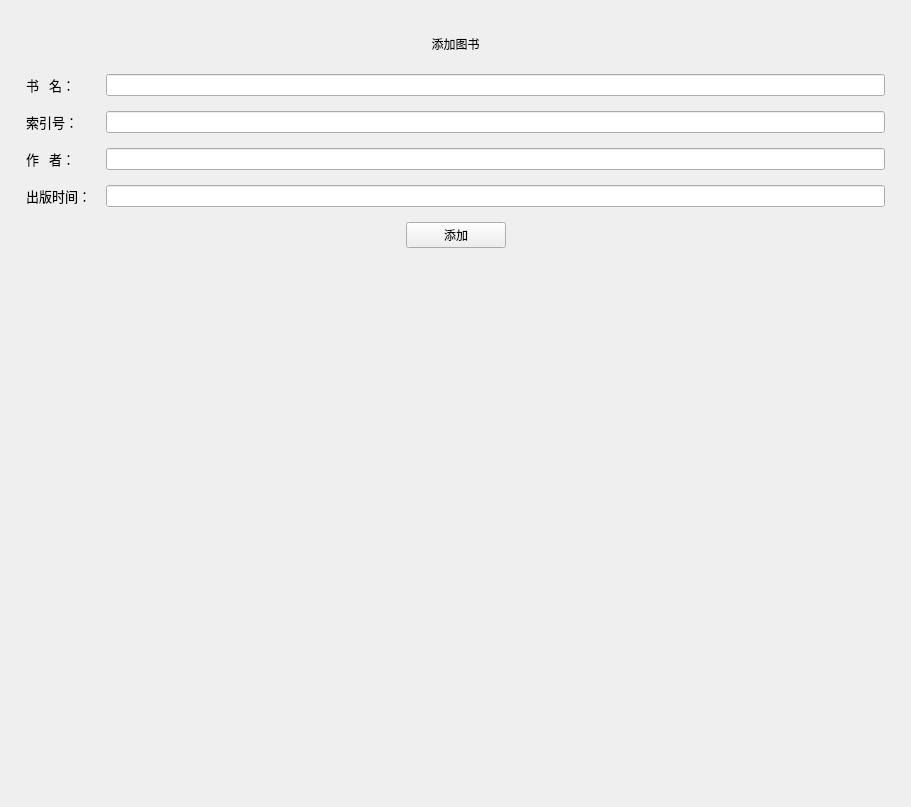
This is resource/ui/admin/AdminAddBook.ui in betacat-ha/library-management-system-pyqt as Qt 5 draws it before an edit. The edited form follows.
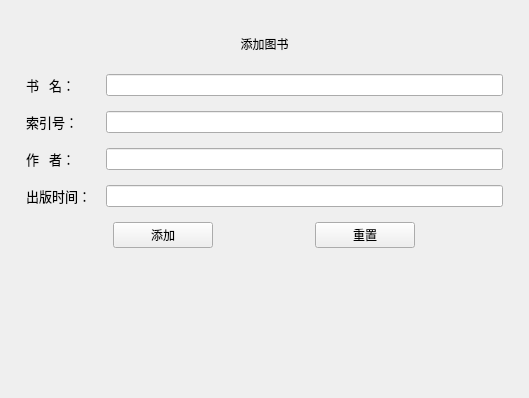
This is the edited form. Custom widgets are drawn as their Qt base class.

Patch:
```diff
--- a/resource/ui/admin/AdminAddBook.ui
+++ b/resource/ui/admin/AdminAddBook.ui
@@ -6,8 +6,8 @@
    <rect>
     <x>0</x>
     <y>0</y>
-    <width>911</width>
-    <height>807</height>
+    <width>529</width>
+    <height>398</height>
    </rect>
   </property>
   <property name="windowTitle">
@@ -132,20 +132,7 @@
          </layout>
         </item>
         <item>
-         <layout class="QHBoxLayout" name="horizontalLayout_7" stretch="0,0,0">
-          <item>
-           <spacer name="horizontalSpacer">
-            <property name="orientation">
-             <enum>Qt::Horizontal</enum>
-            </property>
-            <property name="sizeHint" stdset="0">
-             <size>
-              <width>40</width>
-              <height>20</height>
-             </size>
-            </property>
-           </spacer>
-          </item>
+         <layout class="QHBoxLayout" name="horizontalLayout_7" stretch="0,0">
           <item>
            <widget class="PrimaryPushButton" name="addButton">
             <property name="sizePolicy">
@@ -166,17 +153,23 @@
            </widget>
           </item>
           <item>
-           <spacer name="horizontalSpacer_2">
-            <property name="orientation">
-             <enum>Qt::Horizontal</enum>
+           <widget class="PushButton" name="resetButton">
+            <property name="sizePolicy">
+             <sizepolicy hsizetype="Minimum" vsizetype="Fixed">
+              <horstretch>0</horstretch>
+              <verstretch>0</verstretch>
+             </sizepolicy>
             </property>
-            <property name="sizeHint" stdset="0">
+            <property name="maximumSize">
              <size>
-              <width>40</width>
-              <height>20</height>
+              <width>100</width>
+              <height>16777215</height>
              </size>
             </property>
-           </spacer>
+            <property name="text">
+             <string>重置</string>
+            </property>
+           </widget>
           </item>
          </layout>
         </item>
```
